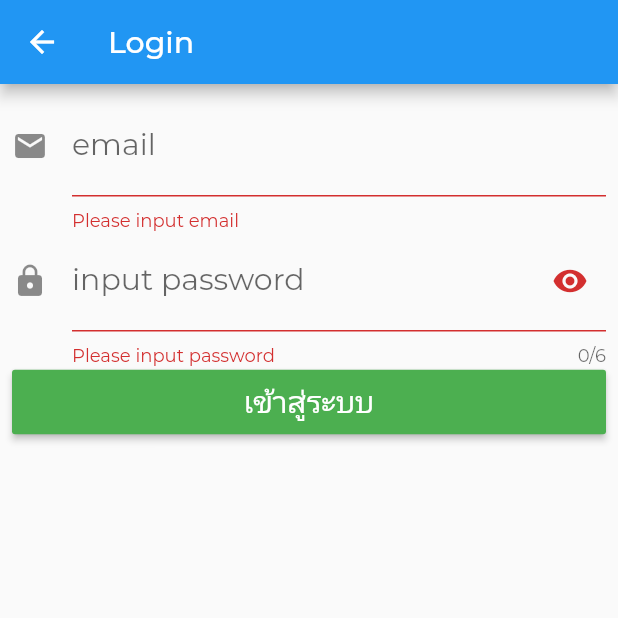
After one commit to sphoo-dev/heroservice, a Flutter app: the LoginScreen screen opened by its route, after a tap on "เข้าสู่ระบบ", on a phone screen of 412 x 824 dp, the top half of it. The commit adds this screen. Run offline on Flutter 3.47's test engine with Material 2 defaults, Android fonts, the phone set to English and light mode, and no system bars; our stand-ins replace introduction_screen, local_auth.

Commit message:
Login completed

```diff
--- a/lib/routers.dart
+++ b/lib/routers.dart
@@ -1,6 +1,7 @@
 import 'package:flutter/material.dart';
 import 'package:heroServiceApp/screens/dashboard/dashboard_screen.dart';
 import 'package:heroServiceApp/screens/lockscreen/lock_screen.dart';
+import 'package:heroServiceApp/screens/login/login_screen.dart';
 import 'package:heroServiceApp/screens/welcome/welcome_screen.dart';
 
 //สร้างตัวแปร Map เก็บ URL, Screen
@@ -8,4 +9,5 @@ final Map<String, WidgetBuilder> routes = <String, WidgetBuilder>{
   "/welcome": (BuildContext context) => WelcomeScreen(),
   "/dashboard": (BuildContext context) => DashboardScreen(),
   "/lockscreen": (BuildContext context) => LockScreen(),
+  "/login": (BuildContext context) => LoginScreen(),
 };
--- /dev/null
+++ b/lib/screens/component/passwordwidget.dart
@@ -0,0 +1,58 @@
+import 'package:flutter/material.dart';
+
+class PasswordField extends StatefulWidget {
+  const PasswordField({
+    this.fieldKey,
+    this.hintText,
+    this.labelText,
+    this.helperText,
+    this.onSaved,
+    this.validator,
+    this.onFieldSubmitted,
+  });
+
+  final Key fieldKey;
+  final String hintText;
+  final String labelText;
+  final String helperText;
+  final FormFieldSetter<String> onSaved;
+  final FormFieldValidator<String> validator;
+  final ValueChanged<String> onFieldSubmitted;
+
+  @override
+  _PasswordFieldState createState() => _PasswordFieldState();
+}
+
+class _PasswordFieldState extends State<PasswordField> {
+  bool _obscureText = true;
+
+  @override
+  Widget build(BuildContext context) {
+    return TextFormField(
+      key: widget.fieldKey,
+      obscureText: _obscureText,
+      maxLength: 6,
+      keyboardType: TextInputType.number,
+      onSaved: widget.onSaved,
+      validator: widget.validator,
+      onFieldSubmitted: widget.onFieldSubmitted,
+      style: TextStyle(fontSize:20.0, color:Colors.grey),
+      decoration: InputDecoration(
+        border: const UnderlineInputBorder(),
+        icon:Icon(Icons.lock),
+        // filled: true,
+        hintText: widget.hintText,
+        labelText: widget.labelText,
+        helperText: widget.helperText,
+        suffixIcon: GestureDetector(
+          onTap: () {
+            setState(() {
+              _obscureText = !_obscureText;
+            });
+          },
+          child: Icon(_obscureText ? Icons.visibility : Icons.visibility_off),
+        ),
+      ),
+    );
+  }
+}
--- /dev/null
+++ b/lib/screens/login/login_screen.dart
@@ -0,0 +1,100 @@
+import 'package:flutter/material.dart';
+import 'package:heroServiceApp/screens/component/passwordwidget.dart';
+
+class LoginScreen extends StatefulWidget {
+  LoginScreen({Key key}) : super(key: key);
+
+  @override
+  _LoginScreenState createState() => _LoginScreenState();
+}
+
+class _LoginScreenState extends State<LoginScreen> {
+  //กำหนดตัวแปรอีเมลและรหัส
+  String _email, _password;
+
+  //สร้างคีย์เก็บสถานะของฟอร์ม
+  final formKey = GlobalKey<FormState>();
+
+  @override
+  Widget build(BuildContext context) {
+    return Scaffold(
+      appBar: AppBar(
+        title: Text('Login'),
+      ),
+      body: GestureDetector(
+        onTap: () {
+          //ยกเลิก focus ช่อง input
+          FocusScope.of(context).unfocus();
+        },
+        child: Padding(
+          padding: EdgeInsets.all(8.0),
+          child: Form(
+              key: formKey,
+              child: ListView(
+                children: [
+                  TextFormField(
+                    autofocus: false,
+                    keyboardType: TextInputType.emailAddress,
+                    style: TextStyle(fontSize: 20, color: Colors.grey),
+                    decoration: InputDecoration(
+                        icon: Icon(Icons.email), labelText: 'email'),
+                    // initialValue: 'sphoo.dev@gmail.com',
+                    // validator: (value){
+                    //   if(value.isEmpty){
+                    //     return 'Please input email';
+                    //   }
+                    //   else{
+                    //     return null;
+                    //   }
+                    // },
+                    validator: (value) {
+                      if (value.isNotEmpty) {
+                        return null;
+                      } else {
+                        return 'Please input email';
+                      }
+                    },
+                    onFieldSubmitted: (String value) {
+                      setState(() {
+                        this._email = value;
+                      });
+                    },
+                  ),
+                  PasswordField(
+                    helperText: 'maximum 6 digits',
+                    labelText: 'input password',
+                    validator: (value) {
+                      if (value.isNotEmpty) {
+                        return null;
+                      } else if (value.length != 6) {
+                        return 'Please input password';
+                      }
+                    },
+                    onFieldSubmitted: (String value) {
+                      setState(() {
+                        this._password = value;
+                      });
+                    },
+                  ),
+                  RaisedButton(
+                    onPressed: () {
+                      if (formKey.currentState.validate()) {
+                        formKey.currentState.save();
+                      }
+                    },
+                    child: Padding(
+                      padding: EdgeInsets.all(8.0),
+                      child: Text(
+                        'เข้าสู่ระบบ',
+                        style: TextStyle(fontSize: 20.0, color: Colors.white),
+                      ),
+                    ),
+                    color: Colors.green,
+                  )
+                ],
+              )),
+        ),
+      ),
+    );
+  }
+}
--- a/lib/screens/welcome/welcome_screen.dart
+++ b/lib/screens/welcome/welcome_screen.dart
@@ -12,8 +12,8 @@ class _WelcomeScreenState extends State<WelcomeScreen> {
   final introKey = GlobalKey<_WelcomeScreenState>();
   void _onIntroEnd(context) {
     //เมื่อทำการเรียกไปหน้าสุดท้าย
-    //ส่งไปหน้าdashboard
-    Navigator.pushReplacementNamed(context, '/dashboard');
+    //ส่งไปหน้าlogin
+    Navigator.pushReplacementNamed(context, '/login');
   }
 
   Widget _buildImage(String assetName) {
@@ -87,7 +87,7 @@ class _WelcomeScreenState extends State<WelcomeScreen> {
       nextFlex: 0,
       skip: const Text('Skip'),
       next: const Icon(Icons.arrow_forward),
-      done: const Text('Done', style: TextStyle(fontWeight: FontWeight.w600)),
+      done: const Text('Start', style: TextStyle(fontWeight: FontWeight.w600)),
       dotsDecorator: const DotsDecorator(
         size: Size(10.0, 10.0),
         color: Color(0xFFBDBDBD),
```
